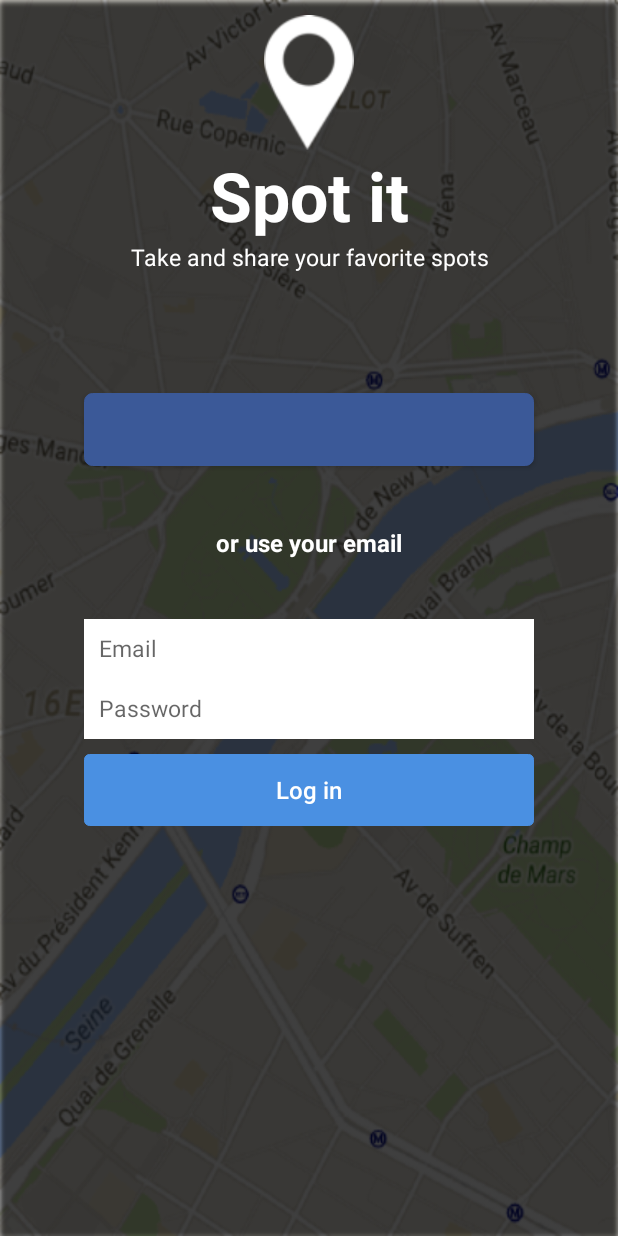
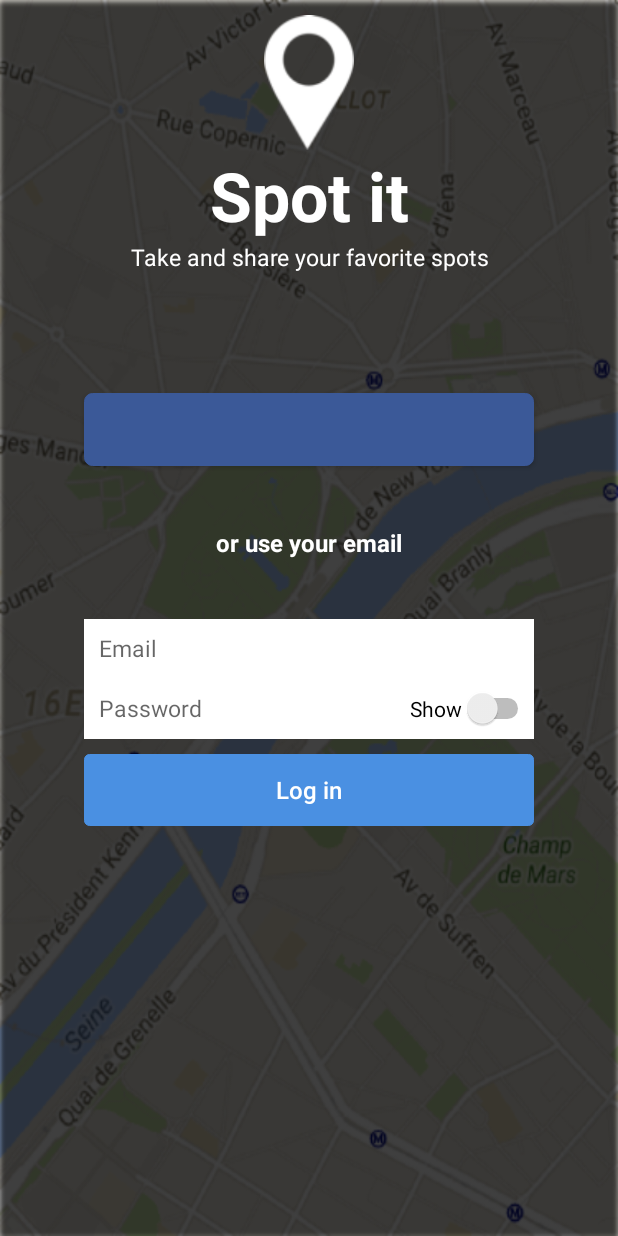
Before and after one commit to raoulsigne/SpotIt, an Android app: the screen it shows after launch (Connexion), after a tap on "Log in", on a phone screen of 412 x 824 dp. Run offline under Robolectric (Android 15) with nearby library versions, the phone set to English and light mode, and no system bars; libraries missing offline, so code that uses them is left out: com.facebook, com.facebook.appevents, com.facebook.login; plain views replace LoginButton; 9 statements that could not run were skipped.

Commit message:
02-06-16 endday

```diff
--- a/app/src/main/java/techafrkix/work/com/spot/spotit/Accueil.java
+++ b/app/src/main/java/techafrkix/work/com/spot/spotit/Accueil.java
@@ -44,6 +44,7 @@ public class Accueil extends AppCompatActivity {
             @Override
             public void onClick(View v) {
                 Intent itSignin = new Intent(getApplicationContext(), Inscription.class);
+                itSignin.putExtra("caller", "Accueil");
                 startActivity(itSignin);
             }
         });
--- a/app/src/main/java/techafrkix/work/com/spot/spotit/Connexion.java
+++ b/app/src/main/java/techafrkix/work/com/spot/spotit/Connexion.java
@@ -10,11 +10,14 @@ import android.support.v7.app.AppCompatActivity;
 import android.os.Bundle;
 import android.text.InputType;
 import android.text.TextUtils;
+import android.text.method.PasswordTransformationMethod;
 import android.util.Log;
 import android.view.View;
 import android.widget.Button;
+import android.widget.CompoundButton;
 import android.widget.EditText;
 import android.widget.LinearLayout;
+import android.widget.Switch;
 import android.widget.Toast;
 
 import com.facebook.AccessToken;
@@ -44,6 +47,7 @@ public class Connexion extends AppCompatActivity {
     private AccessTokenTracker fbTracker;
     CallbackManager callbackManager;
     EditText email, password;
+    Switch switch_pwd;
 
     UtilisateurDBAdapteur dbAdapteur;
     SQLiteDatabase db;
@@ -70,14 +74,34 @@ public class Connexion extends AppCompatActivity {
         session = new SessionManager(getApplicationContext());
         server = new DBServer(getApplicationContext());
 
-        final Intent itwelcome = new Intent(this,Welcome.class);
-        dbAdapteur = new UtilisateurDBAdapteur(getApplicationContext());
-
         //recuperation des elements de l'activité
         email = (EditText)findViewById(R.id.editText2);
         password = (EditText)findViewById(R.id.editText3);
         LoginButton loginButton = (LoginButton) findViewById(R.id.login_button);
         Button btnLogin = (Button)findViewById(R.id.btnConnexion);
+
+        final Intent itwelcome = new Intent(this,Welcome.class);
+        dbAdapteur = new UtilisateurDBAdapteur(getApplicationContext());
+
+        switch_pwd = (Switch)findViewById(R.id.switch_pwd);
+        switch_pwd.setChecked(false);
+
+        switch_pwd.setOnCheckedChangeListener(new CompoundButton.OnCheckedChangeListener() {
+
+            @Override
+            public void onCheckedChanged(CompoundButton buttonView,
+                                         boolean isChecked) {
+                if (isChecked) {
+                    // The toggle is enabled
+                    password.setTransformationMethod(null);
+                    switch_pwd.setText("Hide");
+                } else {
+                    // The toggle is disabled
+                    password.setTransformationMethod(new PasswordTransformationMethod());
+                    switch_pwd.setText("Show");
+                }
+            }
+        });
 
         String parent = getIntent().getExtras().getString("caller");
         if (isLoggedIn()) {
--- a/app/src/main/res/layout/activity_connexion.xml
+++ b/app/src/main/res/layout/activity_connexion.xml
@@ -88,36 +88,51 @@
                 android:padding="10dp"
                 android:hint="Email"/>
 
-            <EditText
-                android:layout_width="300dp"
+            <RelativeLayout android:layout_width="300dp"
                 android:layout_height="40dp"
-                android:inputType="textPassword"
-                android:ems="10"
-                android:id="@+id/editText3"
+                android:id="@+id/bloc_pwd"
                 android:layout_below="@+id/editText2"
                 android:layout_alignRight="@+id/editText2"
-                android:layout_alignEnd="@+id/editText2"
-                android:background="#FFFFFF"
-                android:textSize="15sp"
-                android:padding="10dp"
-                android:hint="Password"
-                android:layout_alignLeft="@+id/editText2"
-                android:layout_alignStart="@+id/editText2" />
+                android:layout_alignEnd="@+id/editText2" >
+
+                <EditText
+                    android:layout_width="300dp"
+                    android:layout_height="40dp"
+                    android:inputType="textPassword"
+                    android:ems="10"
+                    android:id="@+id/editText3"
+                    android:layout_gravity="center_horizontal"
+                    android:background="#FFFFFF"
+                    android:hint="Password"
+                    android:padding="10dp"
+                    android:textSize="15sp"
+                    android:radius="5dp"/>
+
+                <Switch
+                    android:layout_width="wrap_content"
+                    android:layout_height="wrap_content"
+                    android:text="Show"
+                    android:id="@+id/switch_pwd"
+                    android:layout_centerVertical="true"
+                    android:layout_alignParentRight="true"
+                    android:layout_alignParentEnd="true" />
+
+            </RelativeLayout>
 
             <Button
                 android:layout_width="300dp"
                 android:layout_height="wrap_content"
                 android:text="Log in"
                 android:id="@+id/btnConnexion"
-                android:layout_below="@+id/editText3"
+                android:layout_below="@+id/bloc_pwd"
                 android:textColor="#FFFFFF"
                 android:textSize="16sp"
                 android:textAllCaps="false"
                 android:background="@drawable/button_blue"
-                android:layout_alignLeft="@+id/editText3"
-                android:layout_alignStart="@+id/editText3"
-                android:layout_alignRight="@+id/editText3"
-                android:layout_alignEnd="@+id/editText3"
+                android:layout_alignLeft="@+id/bloc_pwd"
+                android:layout_alignStart="@+id/bloc_pwd"
+                android:layout_alignRight="@+id/bloc_pwd"
+                android:layout_alignEnd="@+id/bloc_pwd"
                 android:layout_marginTop="10dp"
                 style="?android:attr/borderlessButtonStyle"/>
 
--- a/app/src/main/res/layout/activity_inscription.xml
+++ b/app/src/main/res/layout/activity_inscription.xml
@@ -44,6 +44,7 @@
                 android:layout_width="300dp"
                 android:layout_height="40dp"
                 android:layout_marginTop="80dp"
+                android:singleLine="true"
                 android:ems="10"
                 android:id="@+id/pseudo"
                 android:layout_gravity="center_horizontal"
```
Also changed, not shown: app/src/main/java/techafrkix/work/com/spot/spotit/Inscription.java (+12 -4 lines).
